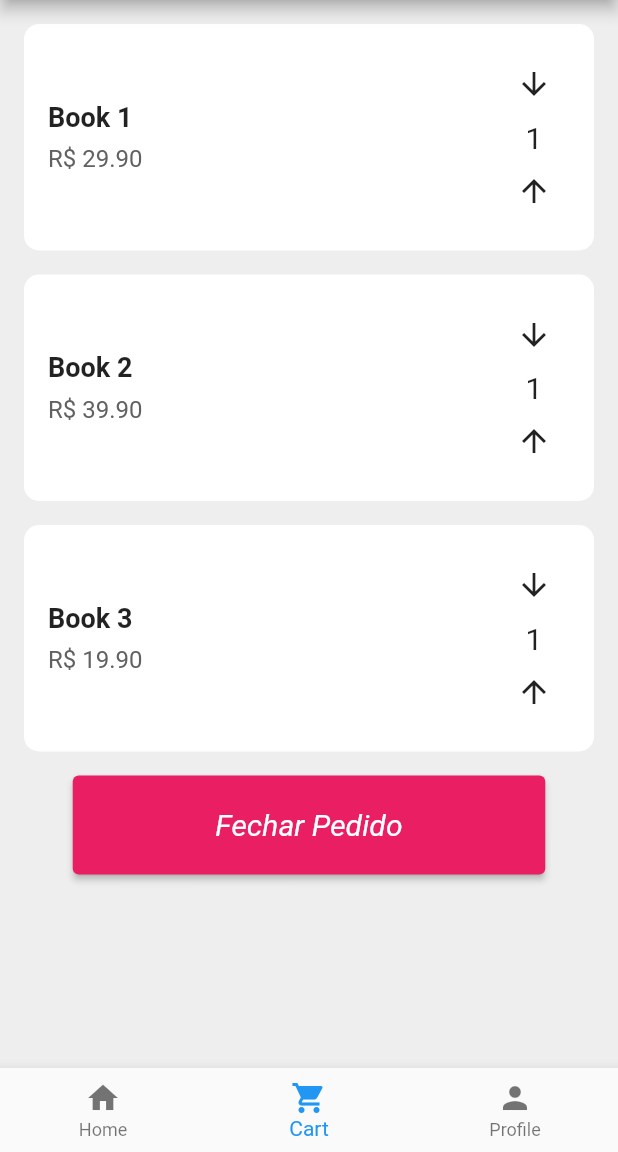
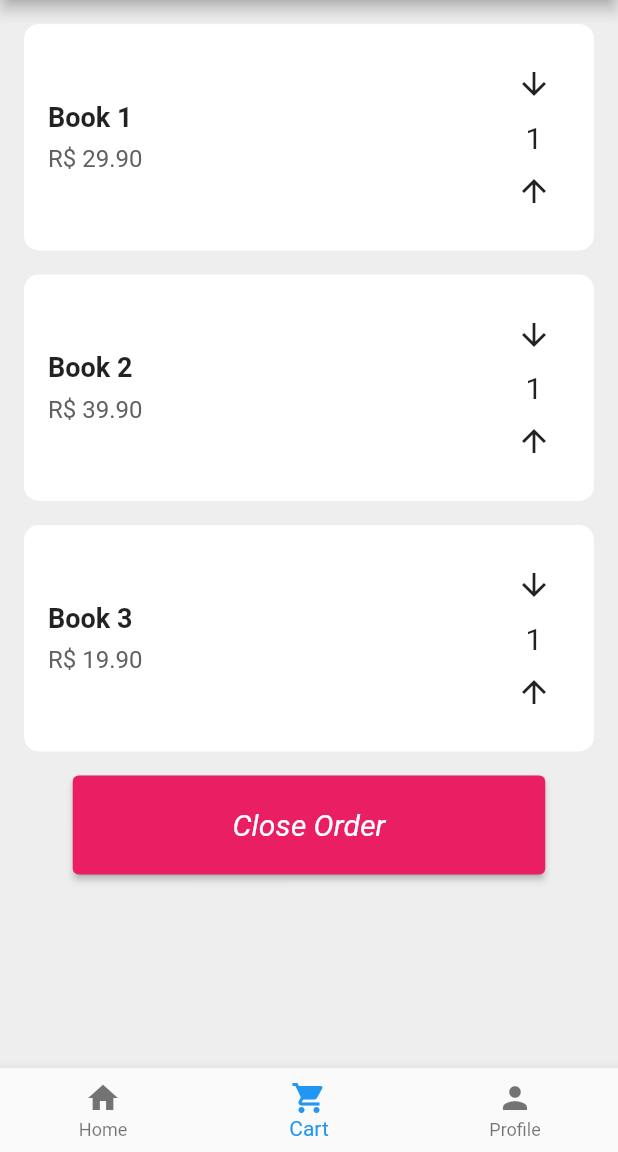
Before and after one commit to ErickBezerrar/miniprojetoPOO, a Flutter app: the screen it shows after launch, item 2 of the bottom bar chosen, on a phone screen of 412 x 824 dp, the part 84-1236 px from its top. Run offline on Flutter 3.47's test engine with Material 2 defaults, Android fonts, the phone set to English and light mode, and no system bars; our stand-ins replace cached_network_image, flutter_hooks; network calls fail.

Commit message:
miniprojeto -> cartpage with new apperance

```diff
--- a/miniprojeto/lib/code/cartPage.dart
+++ b/miniprojeto/lib/code/cartPage.dart
@@ -7,7 +7,7 @@ class CartPageContent extends StatefulWidget {
 }
 
 class _CartPageContentState extends State<CartPageContent> {
-  List<int> quantities = [1, 1, 1]; // Separate quantity for each item
+  List<int> quantities = [1, 1, 1];
 
   void incrementQuantity(int index) {
     setState(() {
@@ -53,7 +53,7 @@ class _CartPageContentState extends State<CartPageContent> {
                 onPressed: () {
                   // Action for the "Fechar Pedido" button
                 },
-                child: Text("Fechar Pedido"),
+                child: Text("Close Order"),
               ),
             ),
           ),
```
